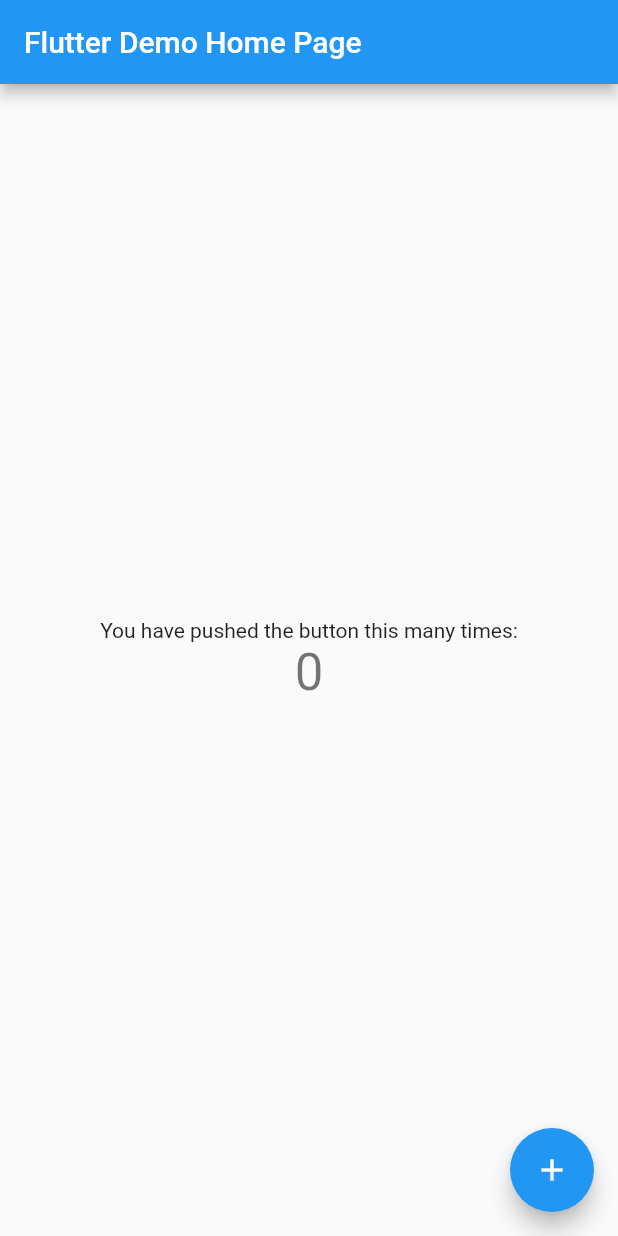
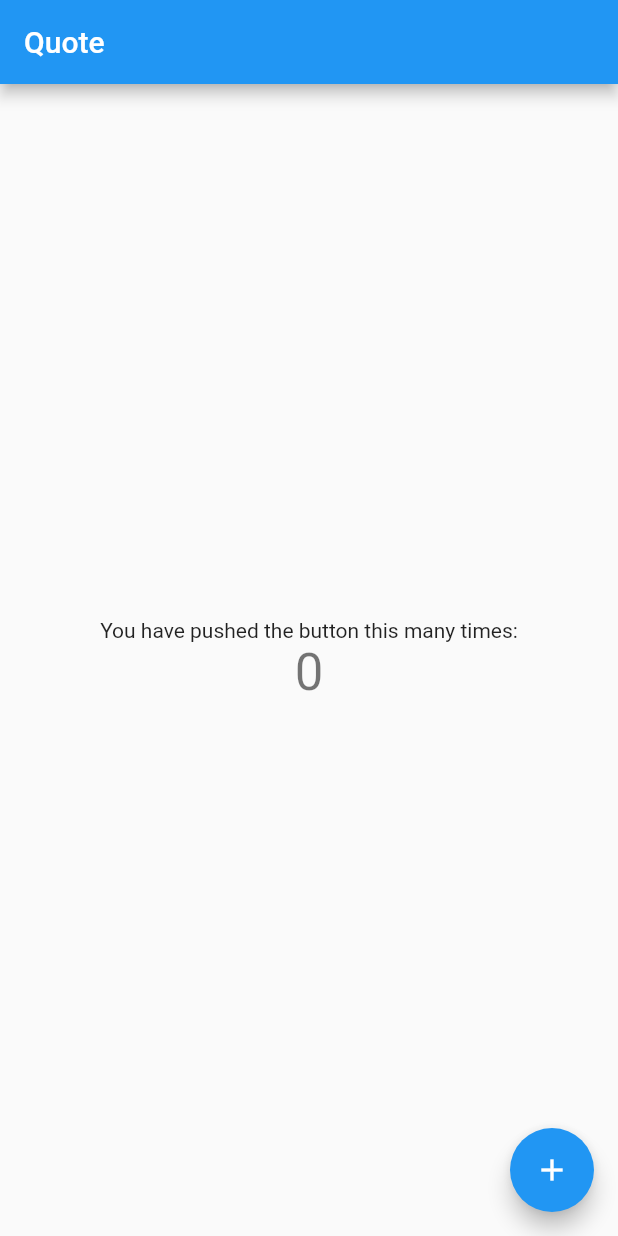
Before and after one commit to Dhivakarkd/Quotes-App, a Flutter app: the screen it shows after launch, on a phone screen of 412 x 824 dp. Run offline on Flutter 3.47's test engine with Material 2 defaults, Android fonts, the phone set to English and light mode, and no system bars.

Commit message:
changed name

```diff
--- a/lib/main.dart
+++ b/lib/main.dart
@@ -11,7 +11,7 @@ class MyApp extends StatelessWidget {
   @override
   Widget build(BuildContext context) {
     return MaterialApp(
-      title: 'Flutter Demo',
+      title: 'Quotes',
       theme: ThemeData(
         // This is the theme of your application.
         //
@@ -24,7 +24,7 @@ class MyApp extends StatelessWidget {
         // is not restarted.
         primarySwatch: Colors.blue,
       ),
-      home: const MyHomePage(title: 'Flutter Demo Home Page'),
+      home: const MyHomePage(title: 'Quote'),
     );
   }
 }
```
